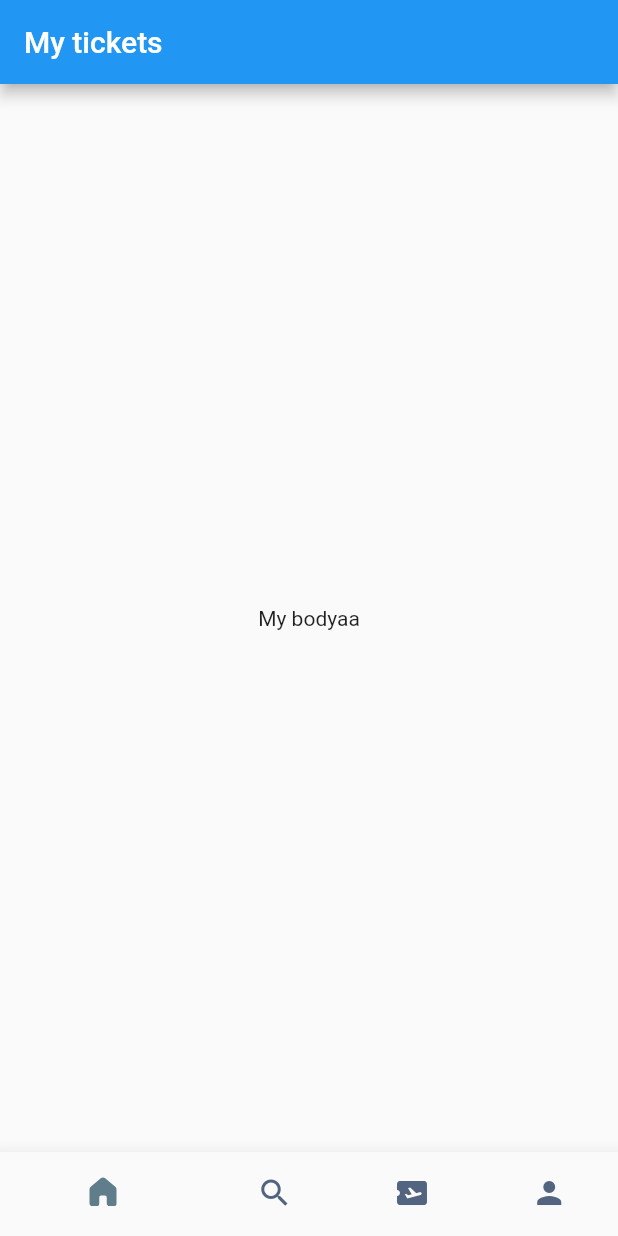
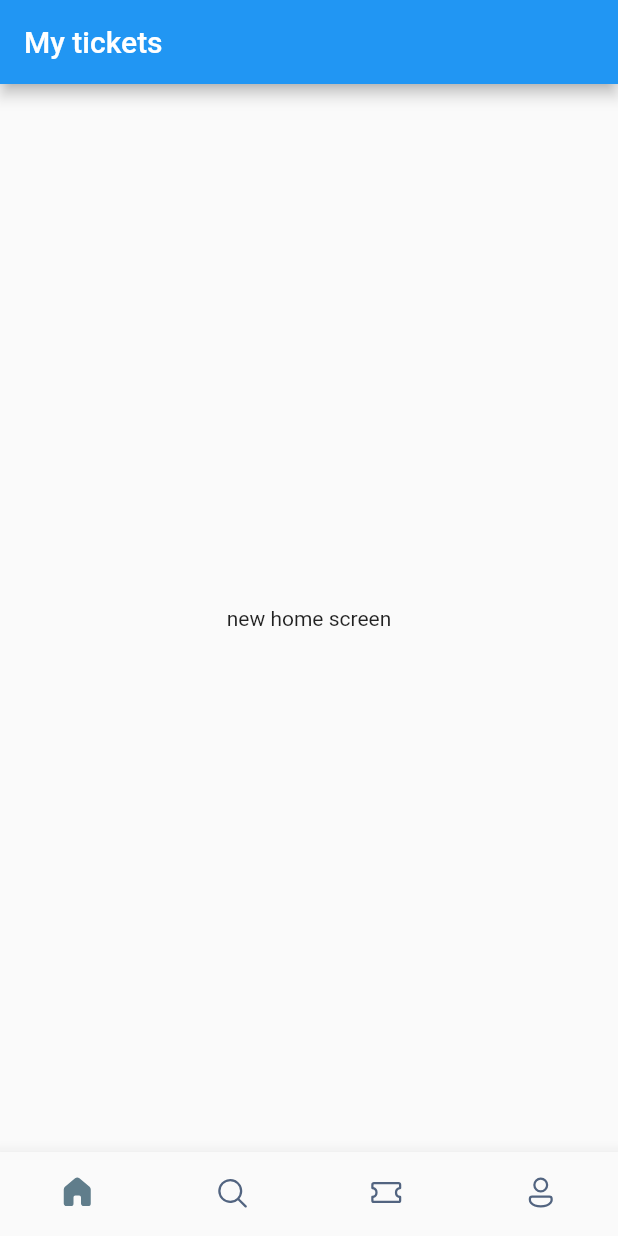
Before and after one commit to Leesunghee/booktickets, a Flutter app: the screen it shows after launch, on a phone screen of 412 x 824 dp. Run offline on Flutter 3.47's test engine with Material 2 defaults, Android fonts, the phone set to English and light mode, and no system bars; our stand-ins replace fluentui_icons.

```diff
--- a/lib/screens/botton_bar.dart
+++ b/lib/screens/botton_bar.dart
@@ -1,3 +1,4 @@
+import 'package:booktickets/screens/home_screen.dart';
 import 'package:fluentui_icons/fluentui_icons.dart';
 import 'package:flutter/material.dart';
 
@@ -9,21 +10,39 @@ class BottomBar extends StatefulWidget {
 }
 
 class _BottomBarState extends State<BottomBar> {
+  int _selectedIndex = 0;
+  final List<Widget> _widgetOptions = <Widget>[
+    const HomeScreen(),
+    const Text("Search"),
+    const Text("Tickets"),
+    const Text("Profile"),
+  ];
+
+  void _onItemTapped(int index) {
+    setState(() {
+      _selectedIndex = index;
+      print("${_selectedIndex}");
+    });
+  }
+
   @override
   Widget build(BuildContext context) {
     return Scaffold(
       appBar: AppBar(
         title: Text('My tickets'),
       ),
-      body: const Center(
-        child: Text('My bodyaa'),
+      body: Center(
+        child: _widgetOptions[_selectedIndex],
       ),
       bottomNavigationBar: BottomNavigationBar(
+        currentIndex: _selectedIndex,
+        onTap: _onItemTapped,
         elevation: 10,
         showSelectedLabels: false,
         showUnselectedLabels: false,
         selectedItemColor: Colors.blueGrey,
         unselectedItemColor: const Color(0xFF526480),
+        type: BottomNavigationBarType.fixed,
         items: const [
           BottomNavigationBarItem(
             icon: Icon(FluentSystemIcons.ic_fluent_home_regular),
@@ -31,15 +50,18 @@ class _BottomBarState extends State<BottomBar> {
             label: 'Home',
           ),
           BottomNavigationBarItem(
-            icon: Icon(Icons.search),
+            icon: Icon(FluentSystemIcons.ic_fluent_search_regular),
+            activeIcon: Icon(FluentSystemIcons.ic_fluent_search_filled),
             label: 'Search',
           ),
           BottomNavigationBarItem(
-            icon: Icon(Icons.airplane_ticket),
+            icon: Icon(FluentSystemIcons.ic_fluent_ticket_regular),
+            activeIcon: Icon(FluentSystemIcons.ic_fluent_ticket_filled),
             label: 'Ticket',
           ),
           BottomNavigationBarItem(
-            icon: Icon(Icons.person),
+            icon: Icon(FluentSystemIcons.ic_fluent_person_regular),
+            activeIcon: Icon(FluentSystemIcons.ic_fluent_person_filled),
             label: 'Profile',
           ),
         ],
--- /dev/null
+++ b/lib/screens/home_screen.dart
@@ -0,0 +1,10 @@
+import 'package:flutter/material.dart';
+
+class HomeScreen extends StatelessWidget {
+  const HomeScreen({Key? key}) : super(key: key);
+
+  @override
+  Widget build(BuildContext context) {
+    return const Text("new home screen");
+  }
+}
```
